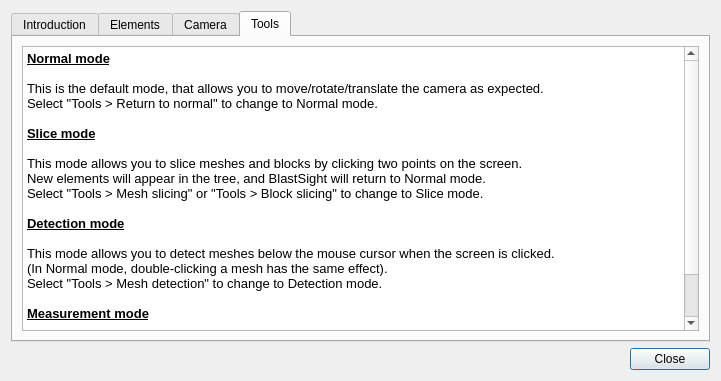
Before: the Qt Designer form blastsight/view/gui/UI/helpdialog.ui in gsanhueza/BlastSight, drawn with Qt 5.
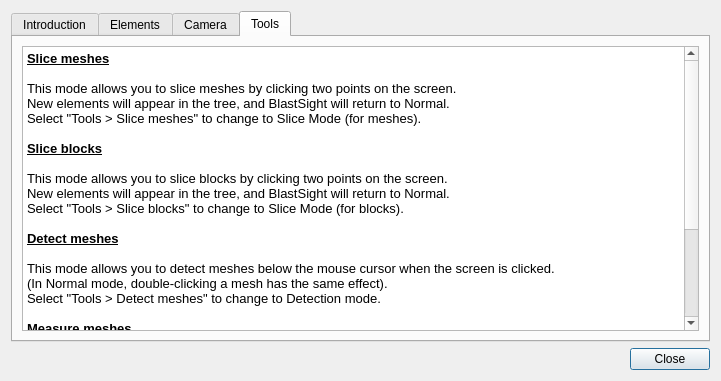
After: the same form once the commit is applied. The open tabs and pages were chosen to show the change.

Commit message: Help dialog updated with tools' changes

Patch:
```diff
--- a/blastsight/view/gui/UI/helpdialog.ui
+++ b/blastsight/view/gui/UI/helpdialog.ui
@@ -151,28 +151,34 @@
 &lt;html&gt;&lt;head&gt;&lt;meta name=&quot;qrichtext&quot; content=&quot;1&quot; /&gt;&lt;style type=&quot;text/css&quot;&gt;
 p, li { white-space: pre-wrap; }
 &lt;/style&gt;&lt;/head&gt;&lt;body style=&quot; font-family:'Noto Sans'; font-size:10pt; font-weight:400; font-style:normal;&quot;&gt;
-&lt;p style=&quot; margin-top:0px; margin-bottom:0px; margin-left:0px; margin-right:0px; -qt-block-indent:0; text-indent:0px;&quot;&gt;&lt;span style=&quot; font-weight:600; text-decoration: underline;&quot;&gt;Normal mode&lt;/span&gt;&lt;/p&gt;
+&lt;p style=&quot; margin-top:0px; margin-bottom:0px; margin-left:0px; margin-right:0px; -qt-block-indent:0; text-indent:0px;&quot;&gt;&lt;span style=&quot; font-weight:600; text-decoration: underline;&quot;&gt;Slice meshes&lt;/span&gt;&lt;/p&gt;
+&lt;p style=&quot;-qt-paragraph-type:empty; margin-top:0px; margin-bottom:0px; margin-left:0px; margin-right:0px; -qt-block-indent:0; text-indent:0px; font-weight:600;&quot;&gt;&lt;br /&gt;&lt;/p&gt;
+&lt;p style=&quot; margin-top:0px; margin-bottom:0px; margin-left:0px; margin-right:0px; -qt-block-indent:0; text-indent:0px;&quot;&gt;This mode allows you to slice meshes by clicking two points on the screen.&lt;/p&gt;
+&lt;p style=&quot; margin-top:0px; margin-bottom:0px; margin-left:0px; margin-right:0px; -qt-block-indent:0; text-indent:0px;&quot;&gt;New elements will appear in the tree, and BlastSight will return to Normal.&lt;/p&gt;
+&lt;p style=&quot; margin-top:0px; margin-bottom:0px; margin-left:0px; margin-right:0px; -qt-block-indent:0; text-indent:0px;&quot;&gt;Select &amp;quot;Tools &amp;gt; Slice meshes&amp;quot; to change to Slice Mode (for meshes).&lt;/p&gt;
 &lt;p style=&quot;-qt-paragraph-type:empty; margin-top:0px; margin-bottom:0px; margin-left:0px; margin-right:0px; -qt-block-indent:0; text-indent:0px;&quot;&gt;&lt;br /&gt;&lt;/p&gt;
-&lt;p style=&quot; margin-top:0px; margin-bottom:0px; margin-left:0px; margin-right:0px; -qt-block-indent:0; text-indent:0px;&quot;&gt;This is the default mode, that allows you to move/rotate/translate the camera as expected.&lt;/p&gt;
-&lt;p style=&quot; margin-top:0px; margin-bottom:0px; margin-left:0px; margin-right:0px; -qt-block-indent:0; text-indent:0px;&quot;&gt;Select &amp;quot;Tools &amp;gt; Return to normal&amp;quot; to change to Normal mode.&lt;/p&gt;
-&lt;p style=&quot;-qt-paragraph-type:empty; margin-top:0px; margin-bottom:0px; margin-left:0px; margin-right:0px; -qt-block-indent:0; text-indent:0px; font-weight:600; text-decoration: underline;&quot;&gt;&lt;br /&gt;&lt;/p&gt;
-&lt;p style=&quot; margin-top:0px; margin-bottom:0px; margin-left:0px; margin-right:0px; -qt-block-indent:0; text-indent:0px;&quot;&gt;&lt;span style=&quot; font-weight:600; text-decoration: underline;&quot;&gt;Slice mode&lt;/span&gt;&lt;/p&gt;
+&lt;p style=&quot; margin-top:0px; margin-bottom:0px; margin-left:0px; margin-right:0px; -qt-block-indent:0; text-indent:0px;&quot;&gt;&lt;span style=&quot; font-weight:600; text-decoration: underline;&quot;&gt;Slice blocks&lt;/span&gt;&lt;/p&gt;
 &lt;p style=&quot;-qt-paragraph-type:empty; margin-top:0px; margin-bottom:0px; margin-left:0px; margin-right:0px; -qt-block-indent:0; text-indent:0px; font-weight:600;&quot;&gt;&lt;br /&gt;&lt;/p&gt;
-&lt;p style=&quot; margin-top:0px; margin-bottom:0px; margin-left:0px; margin-right:0px; -qt-block-indent:0; text-indent:0px;&quot;&gt;This mode allows you to slice meshes and blocks by clicking two points on the screen.&lt;/p&gt;
-&lt;p style=&quot; margin-top:0px; margin-bottom:0px; margin-left:0px; margin-right:0px; -qt-block-indent:0; text-indent:0px;&quot;&gt;New elements will appear in the tree, and BlastSight will return to Normal mode.&lt;/p&gt;
-&lt;p style=&quot; margin-top:0px; margin-bottom:0px; margin-left:0px; margin-right:0px; -qt-block-indent:0; text-indent:0px;&quot;&gt;Select &amp;quot;Tools &amp;gt; Mesh slicing&amp;quot; or &amp;quot;Tools &amp;gt; Block slicing&amp;quot; to change to Slice mode.&lt;/p&gt;
+&lt;p style=&quot; margin-top:0px; margin-bottom:0px; margin-left:0px; margin-right:0px; -qt-block-indent:0; text-indent:0px;&quot;&gt;This mode allows you to slice blocks by clicking two points on the screen.&lt;/p&gt;
+&lt;p style=&quot; margin-top:0px; margin-bottom:0px; margin-left:0px; margin-right:0px; -qt-block-indent:0; text-indent:0px;&quot;&gt;New elements will appear in the tree, and BlastSight will return to Normal.&lt;/p&gt;
+&lt;p style=&quot; margin-top:0px; margin-bottom:0px; margin-left:0px; margin-right:0px; -qt-block-indent:0; text-indent:0px;&quot;&gt;Select &amp;quot;Tools &amp;gt; Slice blocks&amp;quot; to change to Slice Mode (for blocks).&lt;/p&gt;
 &lt;p style=&quot;-qt-paragraph-type:empty; margin-top:0px; margin-bottom:0px; margin-left:0px; margin-right:0px; -qt-block-indent:0; text-indent:0px;&quot;&gt;&lt;br /&gt;&lt;/p&gt;
-&lt;p style=&quot; margin-top:0px; margin-bottom:0px; margin-left:0px; margin-right:0px; -qt-block-indent:0; text-indent:0px;&quot;&gt;&lt;span style=&quot; font-weight:600; text-decoration: underline;&quot;&gt;Detection mode&lt;/span&gt;&lt;/p&gt;
+&lt;p style=&quot; margin-top:0px; margin-bottom:0px; margin-left:0px; margin-right:0px; -qt-block-indent:0; text-indent:0px;&quot;&gt;&lt;span style=&quot; font-weight:600; text-decoration: underline;&quot;&gt;Detect meshes&lt;/span&gt;&lt;/p&gt;
 &lt;p style=&quot;-qt-paragraph-type:empty; margin-top:0px; margin-bottom:0px; margin-left:0px; margin-right:0px; -qt-block-indent:0; text-indent:0px;&quot;&gt;&lt;br /&gt;&lt;/p&gt;
 &lt;p style=&quot; margin-top:0px; margin-bottom:0px; margin-left:0px; margin-right:0px; -qt-block-indent:0; text-indent:0px;&quot;&gt;This mode allows you to detect meshes below the mouse cursor when the screen is clicked.&lt;/p&gt;
 &lt;p style=&quot; margin-top:0px; margin-bottom:0px; margin-left:0px; margin-right:0px; -qt-block-indent:0; text-indent:0px;&quot;&gt;(In Normal mode, double-clicking a mesh has the same effect).&lt;/p&gt;
-&lt;p style=&quot; margin-top:0px; margin-bottom:0px; margin-left:0px; margin-right:0px; -qt-block-indent:0; text-indent:0px;&quot;&gt;Select &amp;quot;Tools &amp;gt; Mesh detection&amp;quot; to change to Detection mode.&lt;/p&gt;
+&lt;p style=&quot; margin-top:0px; margin-bottom:0px; margin-left:0px; margin-right:0px; -qt-block-indent:0; text-indent:0px;&quot;&gt;Select &amp;quot;Tools &amp;gt; Detect meshes&amp;quot; to change to Detection mode.&lt;/p&gt;
 &lt;p style=&quot;-qt-paragraph-type:empty; margin-top:0px; margin-bottom:0px; margin-left:0px; margin-right:0px; -qt-block-indent:0; text-indent:0px;&quot;&gt;&lt;br /&gt;&lt;/p&gt;
-&lt;p style=&quot; margin-top:0px; margin-bottom:0px; margin-left:0px; margin-right:0px; -qt-block-indent:0; text-indent:0px;&quot;&gt;&lt;span style=&quot; font-weight:600; text-decoration: underline;&quot;&gt;Measurement mode&lt;/span&gt;&lt;/p&gt;
+&lt;p style=&quot; margin-top:0px; margin-bottom:0px; margin-left:0px; margin-right:0px; -qt-block-indent:0; text-indent:0px;&quot;&gt;&lt;span style=&quot; font-weight:600; text-decoration: underline;&quot;&gt;Measure meshes&lt;/span&gt;&lt;/p&gt;
 &lt;p style=&quot;-qt-paragraph-type:empty; margin-top:0px; margin-bottom:0px; margin-left:0px; margin-right:0px; -qt-block-indent:0; text-indent:0px; font-weight:600; text-decoration: underline;&quot;&gt;&lt;br /&gt;&lt;/p&gt;
-&lt;p style=&quot; margin-top:0px; margin-bottom:0px; margin-left:0px; margin-right:0px; -qt-block-indent:0; text-indent:0px;&quot;&gt;This mode allows you to measure distances in meshes by clicking two points on the screen.&lt;/p&gt;
-&lt;p style=&quot; margin-top:0px; margin-bottom:0px; margin-left:0px; margin-right:0px; -qt-block-indent:0; text-indent:0px;&quot;&gt;The distance appears in the status bar in the bottom part of the application.&lt;/p&gt;
-&lt;p style=&quot; margin-top:0px; margin-bottom:0px; margin-left:0px; margin-right:0px; -qt-block-indent:0; text-indent:0px;&quot;&gt;Select &amp;quot;Tools &amp;gt; Mesh measurement&amp;quot; to change to Measurement mode.&lt;/p&gt;&lt;/body&gt;&lt;/html&gt;</string>
+&lt;p style=&quot; margin-top:0px; margin-bottom:0px; margin-left:0px; margin-right:0px; -qt-block-indent:0; text-indent:0px;&quot;&gt;This mode allows you to measure distances in meshes by clicking two points on any mesh.&lt;/p&gt;
+&lt;p style=&quot; margin-top:0px; margin-bottom:0px; margin-left:0px; margin-right:0px; -qt-block-indent:0; text-indent:0px;&quot;&gt;The distance is rendered in the status bar (in the bottom part of the application).&lt;/p&gt;
+&lt;p style=&quot; margin-top:0px; margin-bottom:0px; margin-left:0px; margin-right:0px; -qt-block-indent:0; text-indent:0px;&quot;&gt;Select &amp;quot;Tools &amp;gt; Measure meshes&amp;quot; to change to Measurement mode.&lt;/p&gt;
+&lt;p style=&quot;-qt-paragraph-type:empty; margin-top:0px; margin-bottom:0px; margin-left:0px; margin-right:0px; -qt-block-indent:0; text-indent:0px;&quot;&gt;&lt;br /&gt;&lt;/p&gt;
+&lt;p style=&quot; margin-top:0px; margin-bottom:0px; margin-left:0px; margin-right:0px; -qt-block-indent:0; text-indent:0px;&quot;&gt;&lt;span style=&quot; font-weight:600; text-decoration: underline;&quot;&gt;Return to normal&lt;/span&gt;&lt;/p&gt;
+&lt;p style=&quot;-qt-paragraph-type:empty; margin-top:0px; margin-bottom:0px; margin-left:0px; margin-right:0px; -qt-block-indent:0; text-indent:0px;&quot;&gt;&lt;br /&gt;&lt;/p&gt;
+&lt;p style=&quot; margin-top:0px; margin-bottom:0px; margin-left:0px; margin-right:0px; -qt-block-indent:0; text-indent:0px;&quot;&gt;This is the default mode, that allows you to move/rotate/translate the camera as expected.&lt;/p&gt;
+&lt;p style=&quot; margin-top:0px; margin-bottom:0px; margin-left:0px; margin-right:0px; -qt-block-indent:0; text-indent:0px;&quot;&gt;Select &amp;quot;Tools &amp;gt; Return to normal&amp;quot; to change to Normal mode.&lt;/p&gt;&lt;/body&gt;&lt;/html&gt;</string>
          </property>
         </widget>
        </item>
```
Left out of the diff: 7 changed lines with no effect on the pictures.
